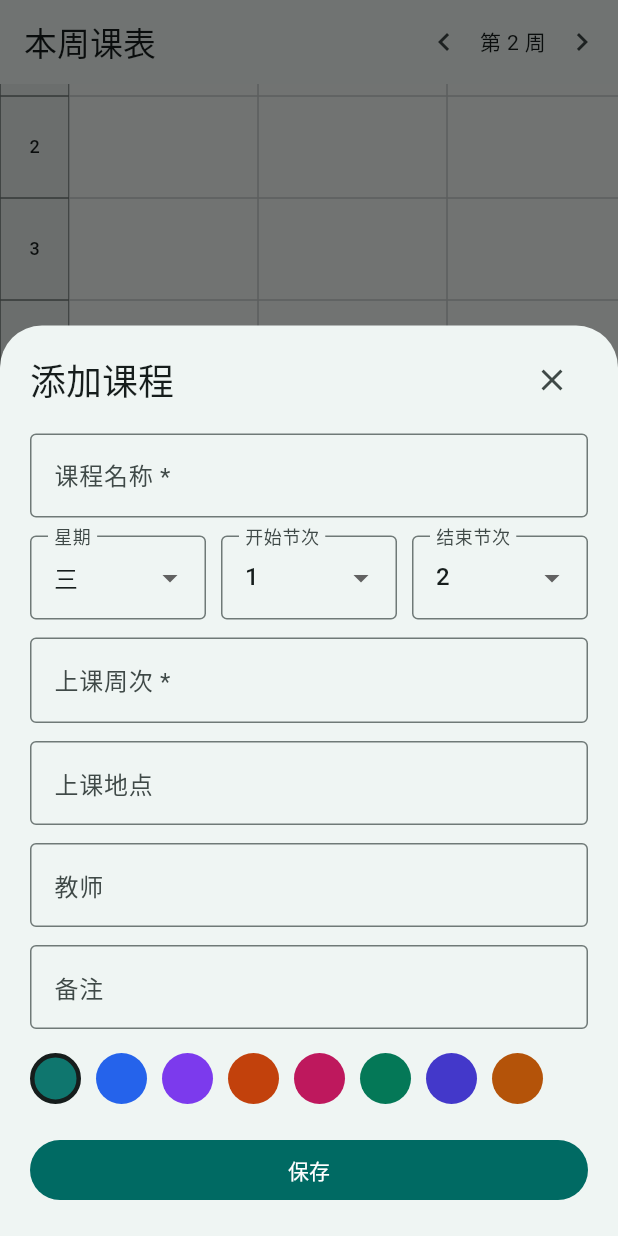
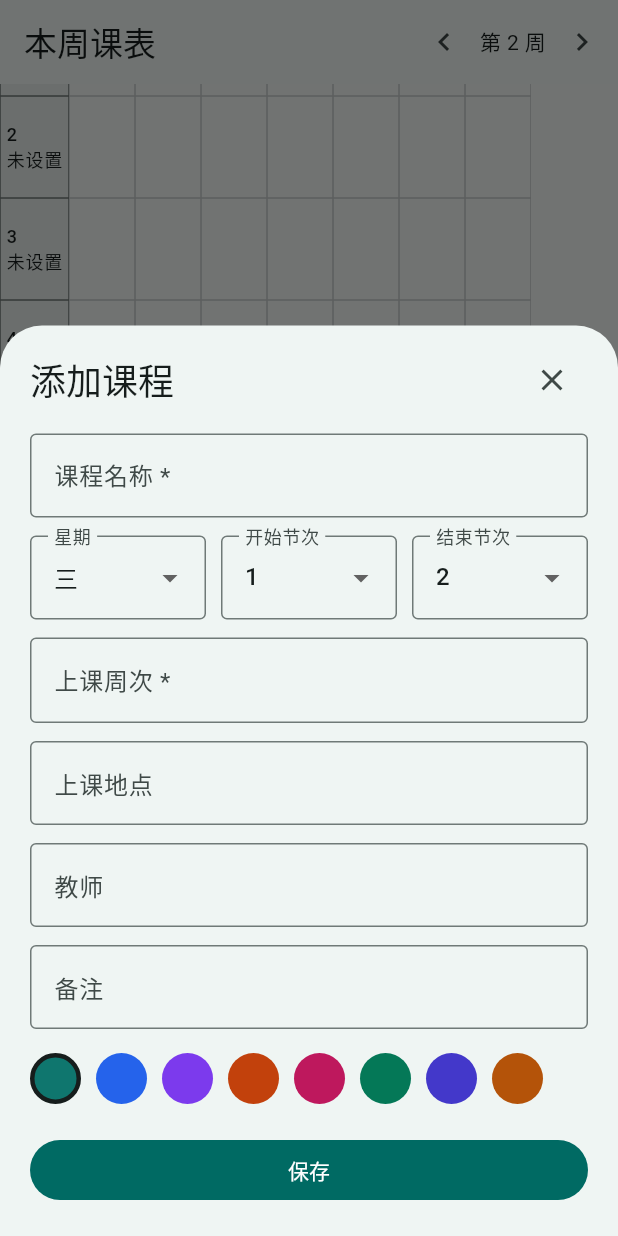
Before and after one commit to miniqlg/Reschedule, a Flutter app: the screen it shows after launch, item 2 of the bottom bar chosen, scrolled down 106 dp, after a tap on the "chevron right" icon, after a tap on "添加课程", on a phone screen of 412 x 824 dp. Run offline on Flutter 3.47's test engine with Material 3 defaults, Android fonts, the phone set to English and light mode, and no system bars; our stand-ins replace file_picker, sqflite; missing offline and left inert: pdfrx; accounts and stored records are empty.

Commit message:
Refine weekly timetable view

```diff
--- a/lib/app.dart
+++ b/lib/app.dart
@@ -88,22 +88,23 @@ class _HomeShellState extends State<HomeShell> {
       ),
       bottomNavigationBar: NavigationBar(
         selectedIndex: _index,
+        labelBehavior: NavigationDestinationLabelBehavior.alwaysHide,
         onDestinationSelected: (value) => setState(() => _index = value),
         destinations: const [
           NavigationDestination(
             icon: Icon(Icons.today_outlined),
             selectedIcon: Icon(Icons.today),
-            label: '今天',
+            label: '',
           ),
           NavigationDestination(
             icon: Icon(Icons.calendar_view_week_outlined),
             selectedIcon: Icon(Icons.calendar_view_week),
-            label: '本周',
+            label: '',
           ),
           NavigationDestination(
             icon: Icon(Icons.settings_outlined),
             selectedIcon: Icon(Icons.settings),
-            label: '设置',
+            label: '',
           ),
         ],
       ),
@@ -157,7 +158,7 @@ class TodayPage extends StatelessWidget {
                   title: '先设置开学日期',
                   message: '完成学期设置后，今天的课程会自动出现。',
                 )
-              else if (week != null && week < 1)
+              else if (week != null && week! < 1)
                 const _EmptyState(
                   icon: Icons.hourglass_top,
                   title: '学期还没开始',
@@ -220,7 +221,11 @@ class _WeekHero extends StatelessWidget {
               ),
               const SizedBox(height: 4),
               Text(
-                _weekLabel(week),
+                week == null
+                    ? '待设置'
+                    : week! < 1
+                    ? '开学前'
+                    : '第 $week 周',
                 style: const TextStyle(
                   color: Colors.white,
                   fontSize: 30,
@@ -305,6 +310,19 @@ class _TodayCourseCard extends StatelessWidget {
   }
 }
 
+DateTime _weekStart(SemesterSettings settings, int week) {
+  final date = settings.startDate;
+  if (date != null) return date.add(Duration(days: (week - 1) * 7));
+  final now = DateTime.now();
+  return now.subtract(Duration(days: now.weekday - 1));
+}
+
+String _weekLabel(int? week) {
+  if (week == null) return '待设置';
+  if (week! < 1) return '开学前';
+  return '第 $week 周';
+}
+
 class WeekPage extends StatefulWidget {
   const WeekPage({super.key, required this.controller});
   final ScheduleController controller;
@@ -377,13 +395,14 @@ class _WeekGrid extends StatelessWidget {
   final ValueChanged<Course> onCourseTap;
 
   static const periodWidth = 46.0;
-  static const dayWidth = 126.0;
+  static const dayWidth = 44.0;
   static const headerHeight = 46.0;
   static const rowHeight = 68.0;
 
   @override
   Widget build(BuildContext context) {
     const width = periodWidth + dayWidth * 7;
+    final weekStart = _weekStart(controller.settings, week);
     const height = headerHeight + rowHeight * 11;
     return Scrollbar(
       child: SingleChildScrollView(
@@ -408,7 +427,20 @@ class _WeekGrid extends StatelessWidget {
                     top: headerHeight + (period - 1) * rowHeight,
                     width: periodWidth,
                     height: rowHeight,
-                    child: _GridLabel(label: '$period'),
+                    child: InkWell(
+                      onTap: () => Navigator.of(context).push(
+                        MaterialPageRoute(
+                          builder: (_) =>
+                              PeriodTimesPage(controller: controller),
+                        ),
+                      ),
+                      child: _GridLabel(
+                        label: _periodLabel(
+                          period,
+                          controller.settings.periodTimes[period],
+                        ),
+                      ),
+                    ),
                   ),
                 for (var day = 1; day <= 7; day++)
                   for (var period = 1; period <= 11; period++)
@@ -428,9 +460,7 @@ class _WeekGrid extends StatelessWidget {
                         ),
                       ),
                     ),
-                for (final course in controller.courses.where(
-                  (course) => course.weeks.contains(week),
-                ))
+                for (final course in controller.courses)
                   Positioned(
                     left: periodWidth + (course.dayOfWeek - 1) * dayWidth + 3,
                     top:
@@ -442,6 +472,7 @@ class _WeekGrid extends StatelessWidget {
                         6,
                     child: _WeekCourseCard(
                       course: course,
+                      active: course.weeks.contains(week),
                       onTap: () => onCourseTap(course),
                     ),
                   ),
@@ -452,6 +483,13 @@ class _WeekGrid extends StatelessWidget {
       ),
     );
   }
+}
+
+String _periodLabel(int period, PeriodTime? time) {
+  if (time == null || time.start.isEmpty || time.end.isEmpty) {
+    return '$period\n未设置';
+  }
+  return '$period\n${time.start}\n${time.end}';
 }
 
 class _GridLabel extends StatelessWidget {
@@ -469,14 +507,21 @@ class _GridLabel extends StatelessWidget {
 }
 
 class _WeekCourseCard extends StatelessWidget {
-  const _WeekCourseCard({required this.course, required this.onTap});
+  const _WeekCourseCard({
+    required this.course,
+    required this.active,
+    required this.onTap,
+  });
   final Course course;
+  final bool active;
   final VoidCallback onTap;
   @override
   Widget build(BuildContext context) {
-    final color = _courseColors[course.colorIndex % _courseColors.length];
+    final color = active
+        ? _courseColors[course.colorIndex % _courseColors.length]
+        : Colors.blueGrey;
     return Material(
-      color: color.withValues(alpha: 0.92),
+      color: color.withValues(alpha: active ? 0.92 : 0.18),
       borderRadius: BorderRadius.circular(10),
       clipBehavior: Clip.antiAlias,
       child: InkWell(
@@ -486,12 +531,17 @@ class _WeekCourseCard extends StatelessWidget {
           child: Column(
             crossAxisAlignment: CrossAxisAlignment.start,
             children: [
+              if (!active)
+                const Text(
+                  '非本周',
+                  style: TextStyle(fontSize: 9, color: Colors.blueGrey),
+                ),
               Text(
                 course.name,
                 maxLines: 2,
                 overflow: TextOverflow.ellipsis,
-                style: const TextStyle(
-                  color: Colors.white,
+                style: TextStyle(
+                  color: active ? Colors.white : Colors.blueGrey,
                   fontWeight: FontWeight.w700,
                   fontSize: 12,
                 ),
@@ -502,7 +552,10 @@ class _WeekCourseCard extends StatelessWidget {
                   course.location,
                   maxLines: 2,
                   overflow: TextOverflow.ellipsis,
-                  style: const TextStyle(color: Colors.white, fontSize: 10),
+                  style: TextStyle(
+                    color: active ? Colors.white : Colors.blueGrey,
+                    fontSize: 10,
+                  ),
                 ),
               ],
             ],
@@ -676,20 +729,14 @@ Future<void> _editCourse(
     context: context,
     isScrollControlled: true,
     useSafeArea: true,
-    builder: (_) => CourseEditor(
-      course: original,
-      onDelete: original == null
-          ? null
-          : () => controller.deleteCourse(original.id),
-    ),
+    builder: (_) => CourseEditor(course: original),
   );
   if (course != null) await controller.saveCourse(course);
 }
 
 class CourseEditor extends StatefulWidget {
-  const CourseEditor({super.key, this.course, this.onDelete});
+  const CourseEditor({super.key, this.course});
   final Course? course;
-  final Future<void> Function()? onDelete;
 
   @override
   State<CourseEditor> createState() => _CourseEditorState();
@@ -840,21 +887,7 @@ class _CourseEditorState extends State<CourseEditor> {
             ],
           ),
           const SizedBox(height: 20),
-          Row(
-            children: [
-              if (widget.onDelete != null) ...[
-                OutlinedButton.icon(
-                  onPressed: _delete,
-                  icon: const Icon(Icons.delete_outline),
-                  label: const Text('删除'),
-                ),
-                const SizedBox(width: 12),
-              ],
-              Expanded(
-                child: FilledButton(onPressed: _save, child: const Text('保存')),
-              ),
-            ],
-          ),
+          FilledButton(onPressed: _save, child: const Text('保存')),
         ],
       ),
     ),
@@ -905,29 +938,6 @@ class _CourseEditorState extends State<CourseEditor> {
         notes: _notes.text.trim(),
       ),
     );
-  }
-
-  Future<void> _delete() async {
-    final confirmed = await showDialog<bool>(
-      context: context,
-      builder: (context) => AlertDialog(
-        title: const Text('删除课程？'),
-        content: Text('将删除“${widget.course?.name ?? ''}”。'),
-        actions: [
-          TextButton(
-            onPressed: () => Navigator.pop(context, false),
-            child: const Text('取消'),
-          ),
-          FilledButton(
-            onPressed: () => Navigator.pop(context, true),
-            child: const Text('删除'),
-          ),
-        ],
-      ),
-    );
-    if (confirmed != true) return;
-    await widget.onDelete?.call();
-    if (mounted) Navigator.pop(context);
   }
 }
 
@@ -1078,7 +1088,7 @@ class _SemesterEditorState extends State<SemesterEditor> {
         ],
       ),
     );
-    if (week == null || week < 1 || week > 60) return;
+    if (week == null || week! < 1 || week > 60) return;
     final today = DateTime.now();
     final thisMonday = today.subtract(Duration(days: today.weekday - 1));
     setState(
@@ -1166,14 +1176,12 @@ class _PeriodTimesPageState extends State<PeriodTimesPage> {
     if (start == null || !mounted) return;
     final end = await showTimePicker(
       context: context,
-      initialTime: _parseTime(current?.end) ?? _addMinutes(start, 45),
+      initialTime:
+          _parseTime(current?.end) ??
+          TimeOfDay(hour: start.hour, minute: (start.minute + 45) % 60),
       helpText: '第$period节结束时间',
     );
     if (end == null) return;
-    if (end.hour * 60 + end.minute <= start.hour * 60 + start.minute) {
-      if (mounted) _message(context, '结束时间必须晚于开始时间');
-      return;
-    }
     setState(
       () => _times[period] = PeriodTime(start: _time(start), end: _time(end)),
     );
@@ -1251,14 +1259,10 @@ class _ImportReviewPageState extends State<ImportReviewPage> {
   @override
   Widget build(BuildContext context) {
     final validation = _validated;
-    final originalIssues = widget.draft.issues.where(
-      (issue) => !(_courses.isNotEmpty && issue.message.startsWith('没有识别到课程')),
-    );
-    final issues = [...originalIssues, ...validation.issues]
+    final issues = [...widget.draft.issues, ...validation.issues]
         .fold<List<ImportIssue>>([], (unique, issue) {
-          if (!unique.any((item) => item.message == issue.message)) {
+          if (!unique.any((item) => item.message == issue.message))
             unique.add(issue);
-          }
           return unique;
         });
     final fatal = issues.any(
@@ -1320,7 +1324,7 @@ class _ImportReviewPageState extends State<ImportReviewPage> {
                 ),
                 title: Text(course.name),
                 subtitle: Text(
-                  '星期${_weekdayNames[course.dayOfWeek - 1]} 第${course.startPeriod}–${course.endPeriod}节\n'
+                  '星期${_weekdayNames[course.dayOfWeek - 1]} 第${course.startPeriod}–${course.endPeriod}节\\n'
                   '${_formatWeeks(course.weeks)}周${course.location.isEmpty ? '' : ' · ${course.location}'}',
                 ),
                 isThreeLine: true,
@@ -1427,14 +1431,3 @@ TimeOfDay? _parseTime(String? value) {
       ? null
       : TimeOfDay(hour: hour, minute: minute);
 }
-
-TimeOfDay _addMinutes(TimeOfDay value, int minutes) {
-  final total = (value.hour * 60 + value.minute + minutes) % (24 * 60);
-  return TimeOfDay(hour: total ~/ 60, minute: total % 60);
-}
-
-String _weekLabel(int? week) {
-  if (week == null) return '待设置';
-  if (week < 1) return '开学前';
-  return '第 $week 周';
-}
```
Also changed, not shown: 1 other file.
